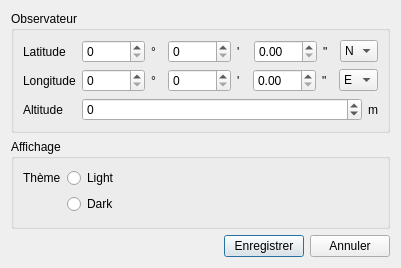
This is dialogs/settingdialog.ui in Paracetamol56/Observeur2 as Qt 5 draws it before an edit. The edited form follows.
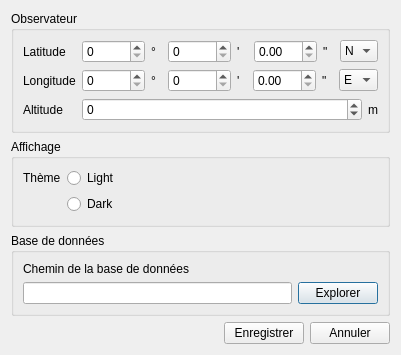
This is the edited form. Icons and pictures are not drawn.

Commit message: dynamic database file path

```diff
--- a/dialogs/settingdialog.ui
+++ b/dialogs/settingdialog.ui
@@ -7,7 +7,7 @@
     <x>0</x>
     <y>0</y>
     <width>401</width>
-    <height>268</height>
+    <height>355</height>
    </rect>
   </property>
   <property name="sizePolicy">
@@ -23,7 +23,7 @@
    <iconset resource="../ressources.qrc">
     <normaloff>:/Ressources/icons/icons8-settings-96.png</normaloff>:/Ressources/icons/icons8-settings-96.png</iconset>
   </property>
-  <layout class="QVBoxLayout" name="verticalLayout" stretch="0,1,0">
+  <layout class="QVBoxLayout" name="verticalLayout" stretch="0,1,0,0">
    <item>
     <widget class="QGroupBox" name="groupBox">
      <property name="title">
@@ -235,6 +235,36 @@
      </layout>
     </widget>
    </item>
+   <item>
+    <widget class="QGroupBox" name="groupBox_3">
+     <property name="title">
+      <string>Base de données</string>
+     </property>
+     <layout class="QVBoxLayout" name="verticalLayout_3">
+      <item>
+       <widget class="QLabel" name="label_12">
+        <property name="text">
+         <string>Chemin de la base de données</string>
+        </property>
+       </widget>
+      </item>
+      <item>
+       <layout class="QHBoxLayout" name="horizontalLayout_5">
+        <item>
+         <widget class="QLineEdit" name="DBPathLineEdit"/>
+        </item>
+        <item>
+         <widget class="QPushButton" name="DBBrowsePushButton">
+          <property name="text">
+           <string>Explorer</string>
+          </property>
+         </widget>
+        </item>
+       </layout>
+      </item>
+     </layout>
+    </widget>
+   </item>
    <item>
     <layout class="QHBoxLayout" name="horizontalLayout_4">
      <item>
```
The commit also changes 3 other files.
